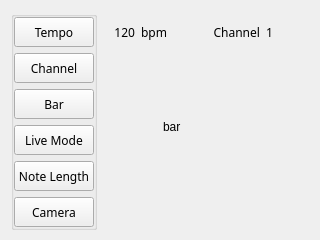
Above: cvers/cverision1/avon-gui/avonwidget.ui from HallgrimurHrafn/AVON before the change. Below: the same form after it.
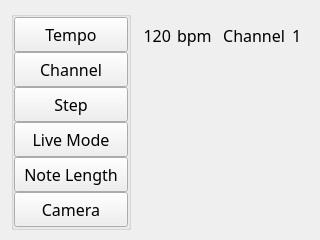
That is the form after the change.

Commit message: gui tweaks, starting to reference main.h stuff.

Diff of the .ui file:
```diff
--- a/cvers/cverision1/avon-gui/avonwidget.ui
+++ b/cvers/cverision1/avon-gui/avonwidget.ui
@@ -10,6 +10,30 @@
     <height>240</height>
    </rect>
   </property>
+  <property name="sizePolicy">
+   <sizepolicy hsizetype="Fixed" vsizetype="Fixed">
+    <horstretch>0</horstretch>
+    <verstretch>0</verstretch>
+   </sizepolicy>
+  </property>
+  <property name="minimumSize">
+   <size>
+    <width>320</width>
+    <height>240</height>
+   </size>
+  </property>
+  <property name="maximumSize">
+   <size>
+    <width>320</width>
+    <height>240</height>
+   </size>
+  </property>
+  <property name="font">
+   <font>
+    <family>Menlo</family>
+    <pointsize>12</pointsize>
+   </font>
+  </property>
   <property name="windowTitle">
    <string>AvonWidget</string>
   </property>
@@ -25,9 +49,12 @@
      <height>241</height>
     </rect>
    </property>
-   <layout class="QHBoxLayout" name="qLayoutAll">
+   <layout class="QHBoxLayout" name="qLayoutAll" stretch="320,240">
     <property name="spacing">
-     <number>6</number>
+     <number>0</number>
+    </property>
+    <property name="sizeConstraint">
+     <enum>QLayout::SetMinAndMaxSize</enum>
     </property>
     <item>
      <widget class="QGroupBox" name="menuBar">
@@ -35,17 +62,29 @@
        <bool>true</bool>
       </property>
       <property name="sizePolicy">
-       <sizepolicy hsizetype="Preferred" vsizetype="Preferred">
+       <sizepolicy hsizetype="Fixed" vsizetype="Fixed">
         <horstretch>0</horstretch>
         <verstretch>0</verstretch>
        </sizepolicy>
       </property>
+      <property name="minimumSize">
+       <size>
+        <width>120</width>
+        <height>0</height>
+       </size>
+      </property>
       <property name="maximumSize">
        <size>
         <width>120</width>
         <height>240</height>
        </size>
       </property>
+      <property name="baseSize">
+       <size>
+        <width>120</width>
+        <height>0</height>
+       </size>
+      </property>
       <property name="font">
        <font>
         <family>Menlo</family>
@@ -67,6 +106,9 @@
        <bool>false</bool>
       </property>
       <layout class="QVBoxLayout" name="verticalLayout">
+       <property name="spacing">
+        <number>0</number>
+       </property>
        <property name="leftMargin">
         <number>0</number>
        </property>
@@ -93,6 +135,11 @@
            <height>50</height>
           </size>
          </property>
+         <property name="font">
+          <font>
+           <family>Menlo</family>
+          </font>
+         </property>
          <property name="text">
           <string>Tempo</string>
          </property>
@@ -130,6 +177,11 @@
            <height>50</height>
           </size>
          </property>
+         <property name="font">
+          <font>
+           <family>Menlo</family>
+          </font>
+         </property>
          <property name="text">
           <string>Channel</string>
          </property>
@@ -151,7 +203,7 @@
         </widget>
        </item>
        <item>
-        <widget class="QPushButton" name="qButtonBar">
+        <widget class="QPushButton" name="qButtonPage">
          <property name="sizePolicy">
           <sizepolicy hsizetype="Minimum" vsizetype="Minimum">
            <horstretch>0</horstretch>
@@ -164,8 +216,13 @@
            <height>50</height>
           </size>
          </property>
+         <property name="font">
+          <font>
+           <family>Menlo</family>
+          </font>
+         </property>
          <property name="text">
-          <string>Bar</string>
+          <string>Step</string>
          </property>
          <property name="checkable">
           <bool>true</bool>
@@ -198,6 +255,11 @@
            <height>50</height>
           </size>
          </property>
+         <property name="font">
+          <font>
+           <family>Menlo</family>
+          </font>
+         </property>
          <property name="text">
           <string>Live Mode</string>
          </property>
@@ -232,6 +294,11 @@
            <height>50</height>
           </size>
          </property>
+         <property name="font">
+          <font>
+           <family>Menlo</family>
+          </font>
+         </property>
          <property name="text">
           <string>Note Length</string>
          </property>
@@ -266,6 +333,11 @@
            <height>50</height>
           </size>
          </property>
+         <property name="font">
+          <font>
+           <family>Menlo</family>
+          </font>
+         </property>
          <property name="text">
           <string>Camera</string>
          </property>
@@ -296,6 +368,24 @@
       </property>
       <item>
        <widget class="QFrame" name="statusBar">
+        <property name="sizePolicy">
+         <sizepolicy hsizetype="Preferred" vsizetype="Maximum">
+          <horstretch>0</horstretch>
+          <verstretch>0</verstretch>
+         </sizepolicy>
+        </property>
+        <property name="minimumSize">
+         <size>
+          <width>100</width>
+          <height>41</height>
+         </size>
+        </property>
+        <property name="maximumSize">
+         <size>
+          <width>16777215</width>
+          <height>41</height>
+         </size>
+        </property>
         <property name="frameShape">
          <enum>QFrame::NoFrame</enum>
         </property>
@@ -303,6 +393,63 @@
          <enum>QFrame::Raised</enum>
         </property>
         <layout class="QHBoxLayout" name="horizontalLayout">
+         <property name="spacing">
+          <number>6</number>
+         </property>
+         <property name="leftMargin">
+          <number>0</number>
+         </property>
+         <property name="topMargin">
+          <number>8</number>
+         </property>
+         <property name="rightMargin">
+          <number>6</number>
+         </property>
+         <property name="bottomMargin">
+          <number>0</number>
+         </property>
+         <item>
+          <widget class="QFrame" name="qBpmFrame">
+           <property name="sizePolicy">
+            <sizepolicy hsizetype="Minimum" vsizetype="Preferred">
+             <horstretch>0</horstretch>
+             <verstretch>0</verstretch>
+            </sizepolicy>
+           </property>
+           <property name="minimumSize">
+            <size>
+             <width>86</width>
+             <height>0</height>
+            </size>
+           </property>
+           <property name="maximumSize">
+            <size>
+             <width>86</width>
+             <height>16777215</height>
+            </size>
+           </property>
+           <property name="frameShape">
+            <enum>QFrame::NoFrame</enum>
+           </property>
+           <property name="frameShadow">
+            <enum>QFrame::Plain</enum>
+           </property>
+           <layout class="QHBoxLayout" name="horizontalLayout_2">
+            <property name="spacing">
+             <number>6</number>
+            </property>
+            <property name="leftMargin">
+             <number>0</number>
+            </property>
+            <property name="topMargin">
+             <number>0</number>
+            </property>
+            <property name="rightMargin">
+             <number>0</number>
+            </property>
+            <property name="bottomMargin">
+             <number>0</number>
+            </property>
          <item>
           <widget class="QLabel" name="qLabelBpmVal">
            <property name="font">
@@ -330,21 +477,73 @@
            </property>
           </widget>
          </item>
-         <item>
-          <spacer name="horizontalSpacer">
-           <property name="orientation">
-            <enum>Qt::Horizontal</enum>
-           </property>
-           <property name="sizeHint" stdset="0">
-            <size>
-             <width>40</width>
-             <height>20</height>
-            </size>
-           </property>
-          </spacer>
+           </layout>
+           <zorder>qLabelBpm</zorder>
+           <zorder>qLabelBpmVal</zorder>
+           <zorder>qLabelBpmVal</zorder>
+           <zorder>qLabelBpm</zorder>
+           <zorder>qLabelBpmVal</zorder>
+          </widget>
          </item>
+         <item>
+          <widget class="QFrame" name="qChanFrame">
+           <property name="sizePolicy">
+            <sizepolicy hsizetype="Minimum" vsizetype="Preferred">
+             <horstretch>0</horstretch>
+             <verstretch>0</verstretch>
+            </sizepolicy>
+           </property>
+           <property name="minimumSize">
+            <size>
+             <width>90</width>
+             <height>0</height>
+            </size>
+           </property>
+           <property name="maximumSize">
+            <size>
+             <width>90</width>
+             <height>16777215</height>
+            </size>
+           </property>
+           <property name="frameShape">
+            <enum>QFrame::NoFrame</enum>
+           </property>
+           <property name="frameShadow">
+            <enum>QFrame::Plain</enum>
+           </property>
+           <layout class="QHBoxLayout" name="horizontalLayout_3">
+            <property name="leftMargin">
+             <number>0</number>
+            </property>
+            <property name="topMargin">
+             <number>0</number>
+            </property>
+            <property name="rightMargin">
+             <number>0</number>
+            </property>
+            <property name="bottomMargin">
+             <number>0</number>
+            </property>
          <item>
           <widget class="QLabel" name="qLabelChan">
+              <property name="sizePolicy">
+               <sizepolicy hsizetype="Fixed" vsizetype="Preferred">
+                <horstretch>0</horstretch>
+                <verstretch>0</verstretch>
+               </sizepolicy>
+              </property>
+              <property name="minimumSize">
+               <size>
+                <width>63</width>
+                <height>0</height>
+               </size>
+              </property>
+              <property name="maximumSize">
+               <size>
+                <width>63</width>
+                <height>16777215</height>
+               </size>
+              </property>
            <property name="font">
             <font>
              <family>Menlo</family>
@@ -361,26 +560,32 @@
          <item>
           <widget class="QLabel" name="qLabelChanVal">
            <property name="sizePolicy">
-            <sizepolicy hsizetype="Minimum" vsizetype="Preferred">
-             <horstretch>10</horstretch>
+               <sizepolicy hsizetype="Fixed" vsizetype="Preferred">
+                <horstretch>0</horstretch>
              <verstretch>0</verstretch>
             </sizepolicy>
            </property>
            <property name="minimumSize">
             <size>
-             <width>10</width>
+                <width>18</width>
              <height>0</height>
             </size>
            </property>
+              <property name="maximumSize">
+               <size>
+                <width>18</width>
+                <height>16777215</height>
+               </size>
+              </property>
            <property name="sizeIncrement">
             <size>
-             <width>10</width>
+                <width>0</width>
              <height>0</height>
             </size>
            </property>
            <property name="baseSize">
             <size>
-             <width>10</width>
+                <width>0</width>
              <height>0</height>
             </size>
            </property>
@@ -397,56 +602,17 @@
         </layout>
        </widget>
       </item>
+        </layout>
+       </widget>
+      </item>
       <item>
        <widget class="QStackedWidget" name="menuDetails">
         <property name="currentIndex">
-         <number>0</number>
+         <number>1</number>
         </property>
-        <widget class="QWidget" name="pageBar">
-         <widget class="QLabel" name="label_6">
-          <property name="geometry">
-           <rect>
-            <x>60</x>
-            <y>60</y>
-            <width>60</width>
-            <height>16</height>
-           </rect>
-          </property>
-          <property name="text">
-           <string>bar</string>
-          </property>
-         </widget>
-        </widget>
-        <widget class="QWidget" name="pageCam">
-         <widget class="QLabel" name="label_5">
-          <property name="geometry">
-           <rect>
-            <x>100</x>
-            <y>80</y>
-            <width>60</width>
-            <height>16</height>
-           </rect>
-          </property>
-          <property name="text">
-           <string>length</string>
-          </property>
-         </widget>
-        </widget>
-        <widget class="QWidget" name="pageChan">
-         <widget class="QLabel" name="label_4">
-          <property name="geometry">
-           <rect>
-            <x>120</x>
-            <y>80</y>
-            <width>60</width>
-            <height>16</height>
-           </rect>
-          </property>
-          <property name="text">
-           <string>channel</string>
-          </property>
-         </widget>
-        </widget>
+        <widget class="QWidget" name="pageTempo"/>
+        <widget class="QWidget" name="pageChan"/>
+        <widget class="QWidget" name="pageStep"/>
         <widget class="QWidget" name="pageMode">
          <widget class="QLabel" name="label_3">
           <property name="geometry">
@@ -477,18 +643,18 @@
           </property>
          </widget>
         </widget>
-        <widget class="QWidget" name="pageTempo">
-         <widget class="QLabel" name="label">
+        <widget class="QWidget" name="pageCam">
+         <widget class="QLabel" name="label_5">
           <property name="geometry">
            <rect>
-            <x>49</x>
+            <x>100</x>
             <y>80</y>
-            <width>91</width>
-            <height>20</height>
+            <width>60</width>
+            <height>16</height>
            </rect>
           </property>
           <property name="text">
-           <string>tempoPage</string>
+           <string>length</string>
           </property>
          </widget>
         </widget>
```
Lines whose indentation alone changed are shown as unchanged. The commit also changes 6 other files.
